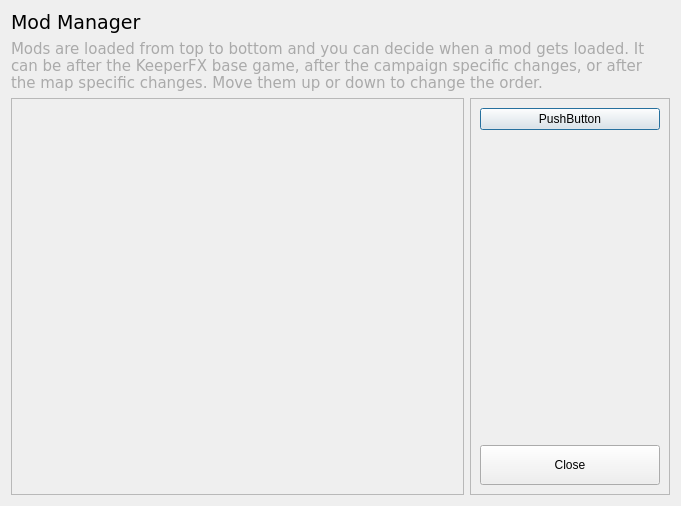
Qt form ui/modmanagerdialog.ui (yani/keeperfx-launcher-qt) before a commit.
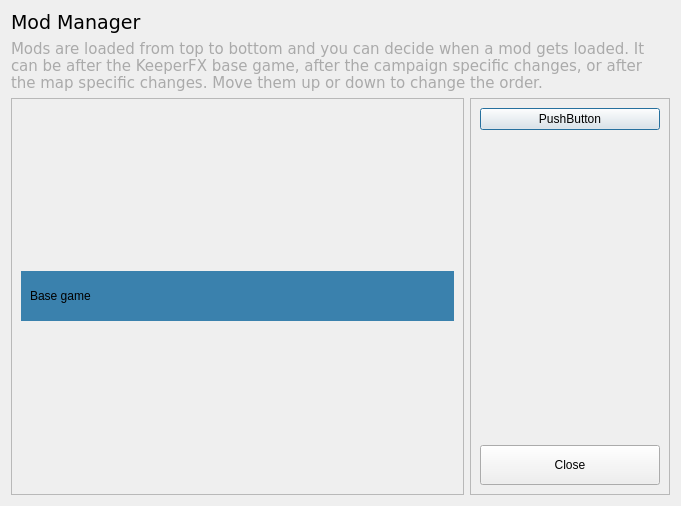
The same form after that commit. Icons and pictures are not drawn.

Commit message: improve mod widget

```diff
--- a/ui/modmanagerdialog.ui
+++ b/ui/modmanagerdialog.ui
@@ -112,7 +112,28 @@
         </property>
         <layout class="QVBoxLayout" name="verticalLayout_2">
          <item>
-          <widget class="QWidget" name="spacerWidget2" native="true"/>
+          <widget class="QWidget" name="loadOrderAfterBase" native="true">
+           <property name="maximumSize">
+            <size>
+             <width>16777215</width>
+             <height>50</height>
+            </size>
+           </property>
+           <property name="styleSheet">
+            <string notr="true">QWidget {
+background-color:  #3a81ad;
+}</string>
+           </property>
+           <layout class="QGridLayout" name="gridLayout">
+            <item row="0" column="0">
+             <widget class="QLabel" name="label">
+              <property name="text">
+               <string>Base game</string>
+              </property>
+             </widget>
+            </item>
+           </layout>
+          </widget>
          </item>
         </layout>
        </widget>
```
The commit also changes 5 other files.
